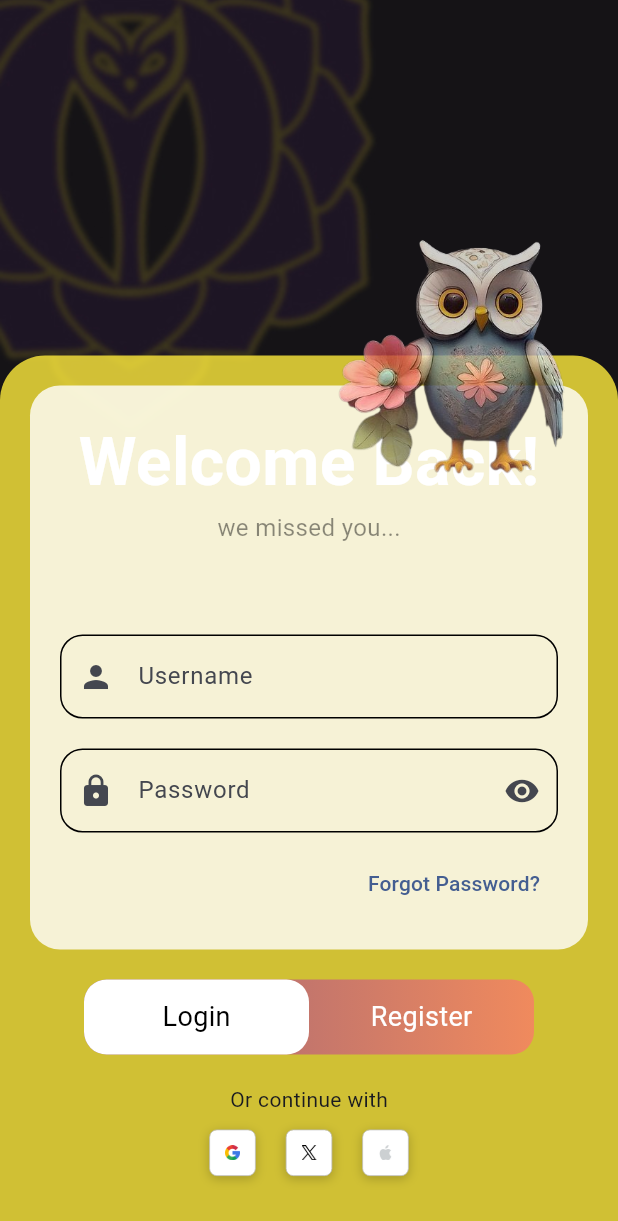
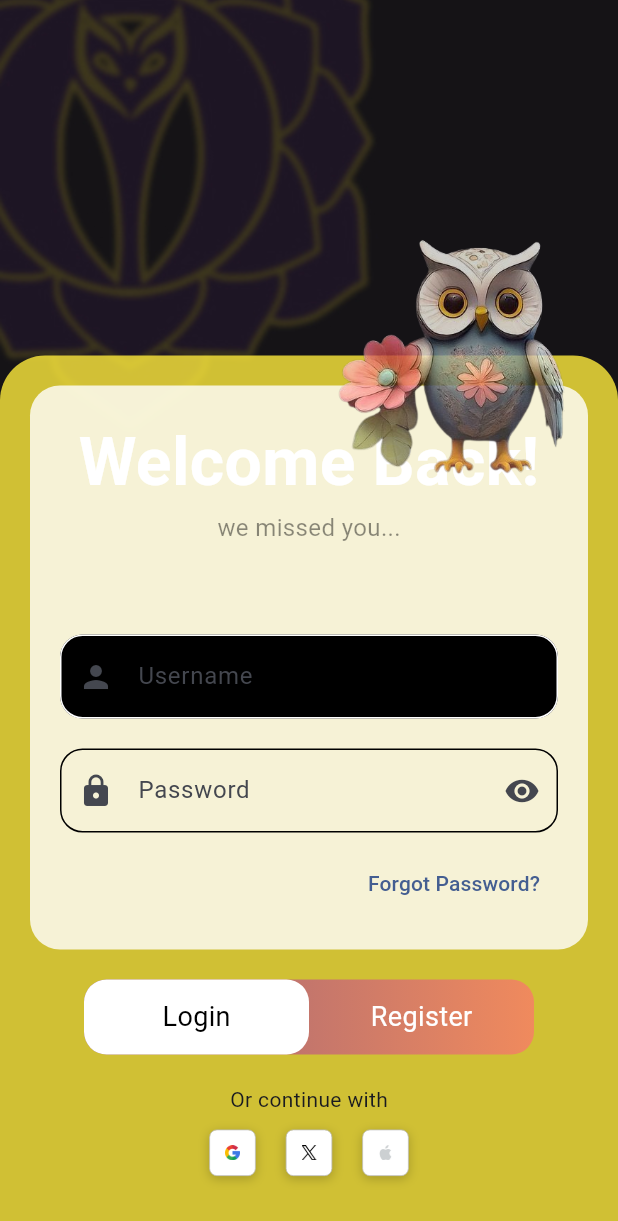
Before and after one commit to veerhegde/PsyGPT, a Flutter app: the AuthScreen screen opened by its route, on a phone screen of 412 x 824 dp. Shown: the top 1221 px of the screen. Run offline on Flutter 3.47's test engine with Material 3 defaults, Android fonts, the phone set to English and light mode, and no system bars; our stand-ins replace flutter_secure_storage, flutter_svg, google_fonts, lottie, material_symbols_icons; missing offline and left inert: dotlottie_loader; accounts and stored records are empty.

Commit message:
[veer|ag] grammer issue

```diff
--- a/psy_fe/mindq_ui/lib/screens/userauth.dart
+++ b/psy_fe/mindq_ui/lib/screens/userauth.dart
@@ -144,14 +144,16 @@ class _LoginRegistrationScreenState extends State<AuthScreen> {
         SizedBox(height: 60),
         TextField(
           decoration: InputDecoration(
+            filled: true,
+            fillColor: Colors.black,
             labelText: 'Username',
             prefixIcon: Icon(Icons.person),
             border: OutlineInputBorder(),
             focusedBorder: OutlineInputBorder(
-              borderSide: BorderSide(color: Colors.black, width: 2.0),borderRadius: BorderRadius.circular(15)
+              borderSide: BorderSide(color: Colors.white, width: 2.0),borderRadius: BorderRadius.circular(15)
             ),
             enabledBorder: OutlineInputBorder(
-              borderSide: BorderSide(color: Colors.black, width: 1.0),borderRadius: BorderRadius.circular(15)
+              borderSide: BorderSide(color: Colors.white, width: 1.0),borderRadius: BorderRadius.circular(15)
             ),
           ),
         ),
@@ -381,12 +383,23 @@ class _LoginRegistrationScreenState extends State<AuthScreen> {
       height: 50,
       decoration: BoxDecoration(
         borderRadius: BorderRadius.circular(15),
+
         gradient: LinearGradient(
           colors: [
             Color(0xFF99627A),
             Color(0xFFF08A5D),
           ],
         ),
+        boxShadow: [
+          const BoxShadow(
+            color: Colors.black12,
+          ),
+          const BoxShadow(
+            color: Colors.black12,
+            spreadRadius: -12.0,
+            blurRadius: 12.0,
+          ),
+        ],
       ),
       child: Stack(
         children: [
```
